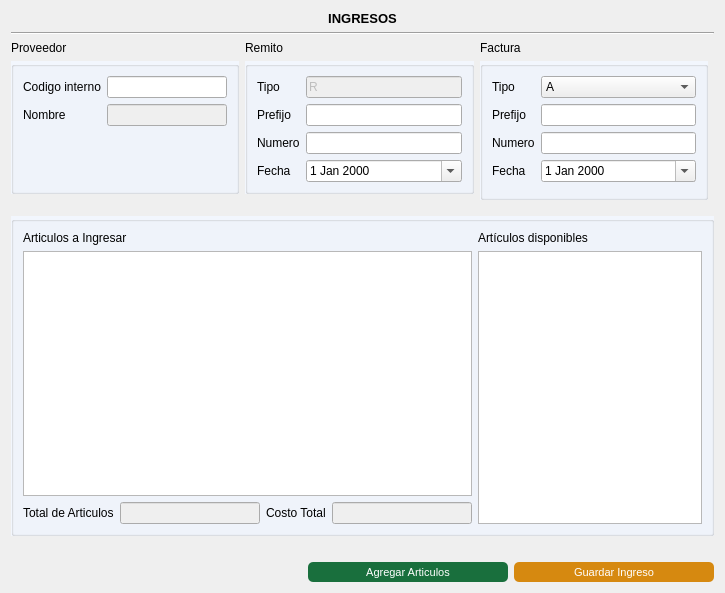
Before: the Qt Designer form gui/ingresos/Ingreso.ui in Lonaris/Corupel, drawn with Qt 5.
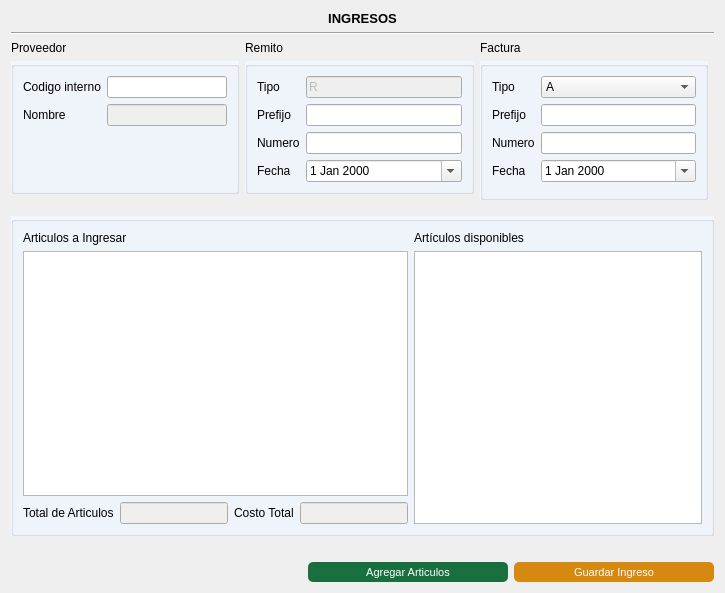
After: the same form once the commit is applied. Icons and pictures are not drawn.

The edit to the form file:
```diff
--- a/gui/ingresos/Ingreso.ui
+++ b/gui/ingresos/Ingreso.ui
@@ -35,7 +35,7 @@
        <property name="title">
         <string/>
        </property>
-       <layout class="QGridLayout" name="gridLayout" rowstretch="10,800,0,0" columnstretch="4,2">
+       <layout class="QGridLayout" name="gridLayout" rowstretch="10,800,0,0" columnstretch="4,3">
         <item row="1" column="0" rowspan="2">
          <widget class="QTableView" name="tbl_ingresos">
           <property name="focusPolicy">
@@ -48,7 +48,7 @@
            <bool>true</bool>
           </property>
           <attribute name="horizontalHeaderStretchLastSection">
-           <bool>true</bool>
+           <bool>false</bool>
           </attribute>
           <attribute name="verticalHeaderVisible">
            <bool>false</bool>
@@ -109,7 +109,7 @@
            <bool>false</bool>
           </property>
           <attribute name="horizontalHeaderStretchLastSection">
-           <bool>true</bool>
+           <bool>false</bool>
           </attribute>
          </widget>
         </item>
```
Left out of the diff: 4 changed lines with no effect on the pictures.
